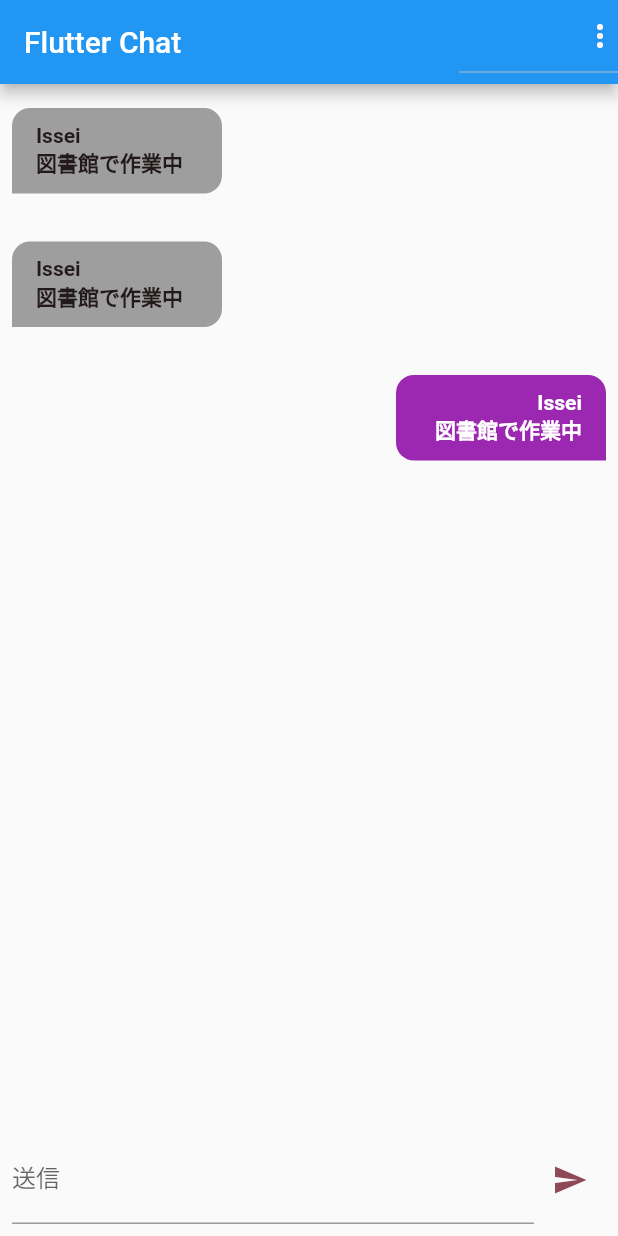
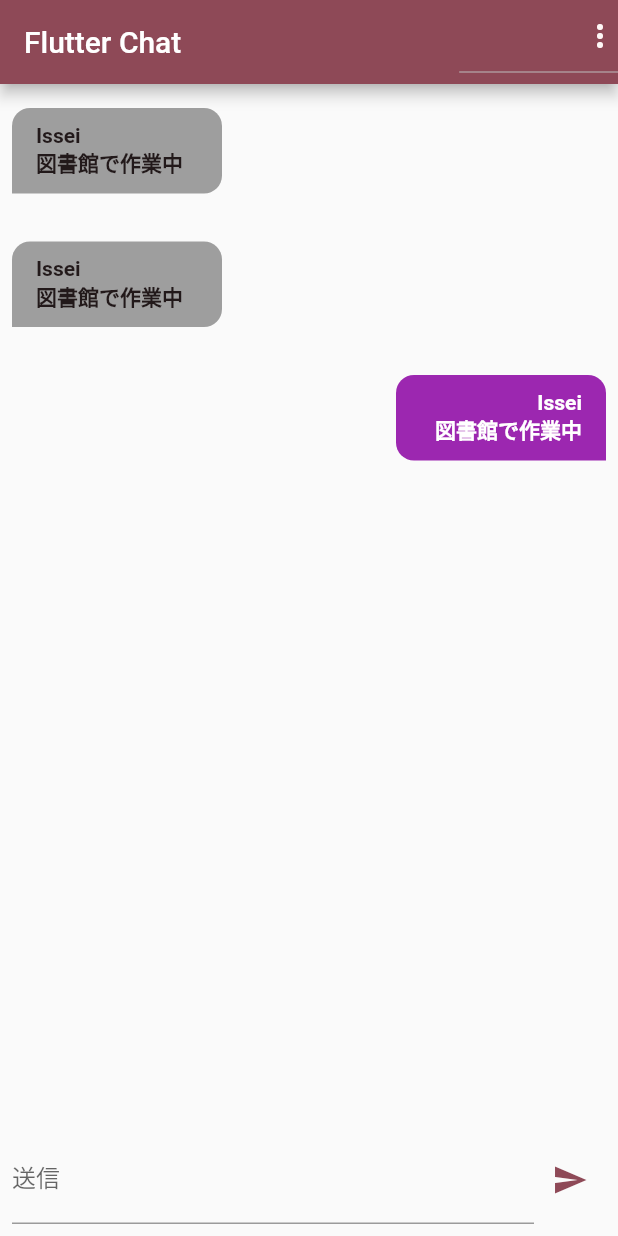
Before and after one commit to Issei-Hiramatsu/ChatApp, a Flutter app: the screen it shows after launch, on a phone screen of 412 x 824 dp. Run offline on Flutter 3.47's test engine with Material 2 defaults, Android fonts, the phone set to English and light mode, and no system bars; our stand-ins replace cloud_firestore, firebase_auth, firebase_core, image_picker; accounts and stored records are empty.

Commit message:
change app_bar_color

```diff
--- a/lib/view/template/chat_scrren.dart
+++ b/lib/view/template/chat_scrren.dart
@@ -1,4 +1,5 @@
 import 'package:flutter/material.dart';
+import 'package:flutter_chatapp/view/token/color_screm.dart';
 
 import '../atom/logout.dart';
 import '../molecule/message_bubble.dart';
@@ -13,6 +14,7 @@ class ChatTemplate extends StatelessWidget {
     return Scaffold(
       appBar: AppBar(
         title: const Text('Flutter Chat'),
+        backgroundColor: colorScheme.primary,
         actions: [
           LogOutBottomDropDownButton(),
         ],
```
